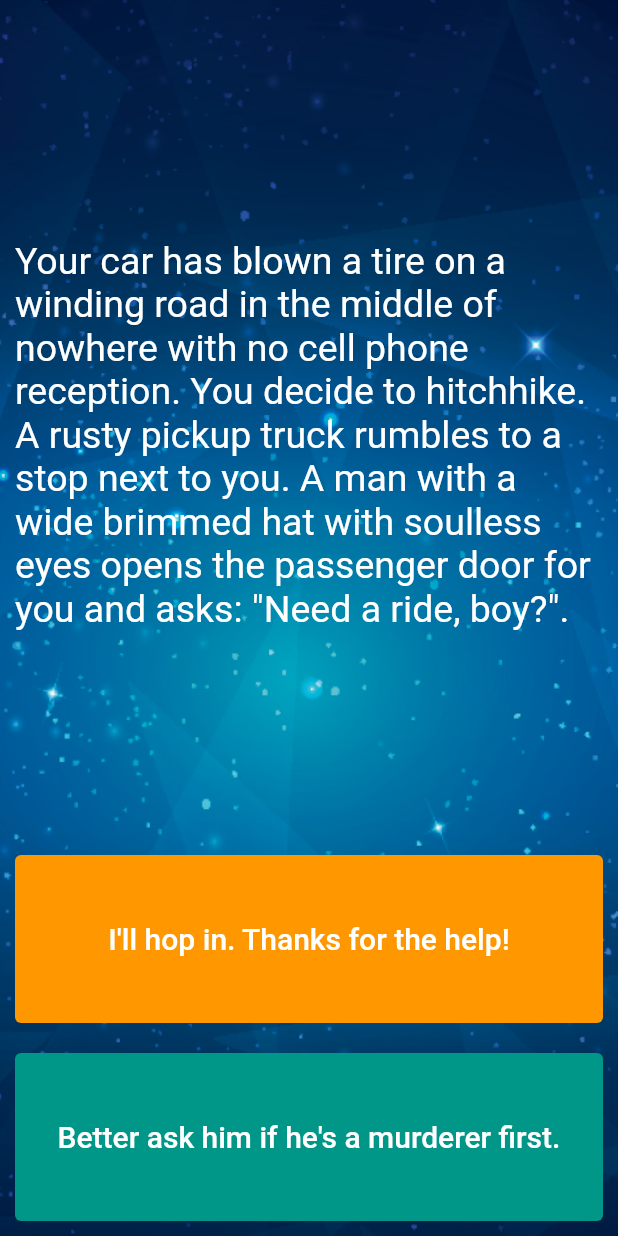
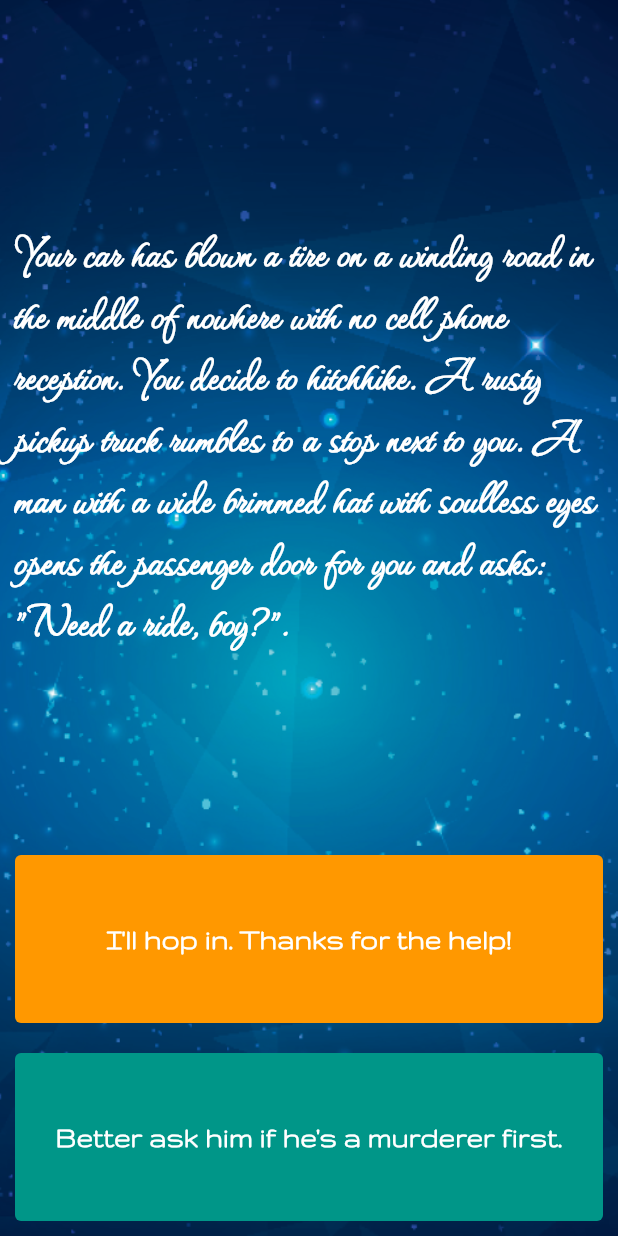
Before and after one commit to rooptestdev/destini_flutter, a Flutter app: the screen it shows after launch, on a phone screen of 412 x 824 dp. Run offline on Flutter 3.47's test engine with Material 2 defaults, Android fonts, the phone set to English and light mode, and no system bars.

Commit message:
App icons and fonts

```diff
--- a/lib/main.dart
+++ b/lib/main.dart
@@ -1,3 +1,4 @@
+import 'package:flutter/cupertino.dart';
 import 'package:flutter/material.dart';
 import 'story_bank.dart';
 
@@ -52,7 +53,9 @@ class _StoryPageState extends State<StoryPage> {
             child: Text(
               storyBank.getStoryTitle(),
               style: TextStyle(
-                fontSize: 25.0,
+                fontSize: 35.0,
+                fontFamily: 'Waterfall',
+                fontWeight: FontWeight.bold,
               ),
             ),
           ),
@@ -73,6 +76,8 @@ class _StoryPageState extends State<StoryPage> {
               style: TextStyle(
                 color: Colors.white,
                 fontSize: 20.0,
+                fontFamily: 'Gruppo',
+                fontWeight: FontWeight.bold,
               ),
             ),
           ),
@@ -98,6 +103,8 @@ class _StoryPageState extends State<StoryPage> {
                 style: TextStyle(
                   color: Colors.white,
                   fontSize: 20.0,
+                  fontFamily: 'Gruppo',
+                  fontWeight: FontWeight.bold,
                 ),
               ),
             ),
```
Also changed, not shown: pubspec.yaml (+7 -7 lines), fonts/Gruppo-Regular.ttf (added), fonts/Waterfall-Regular.ttf (added), 5 other files.
